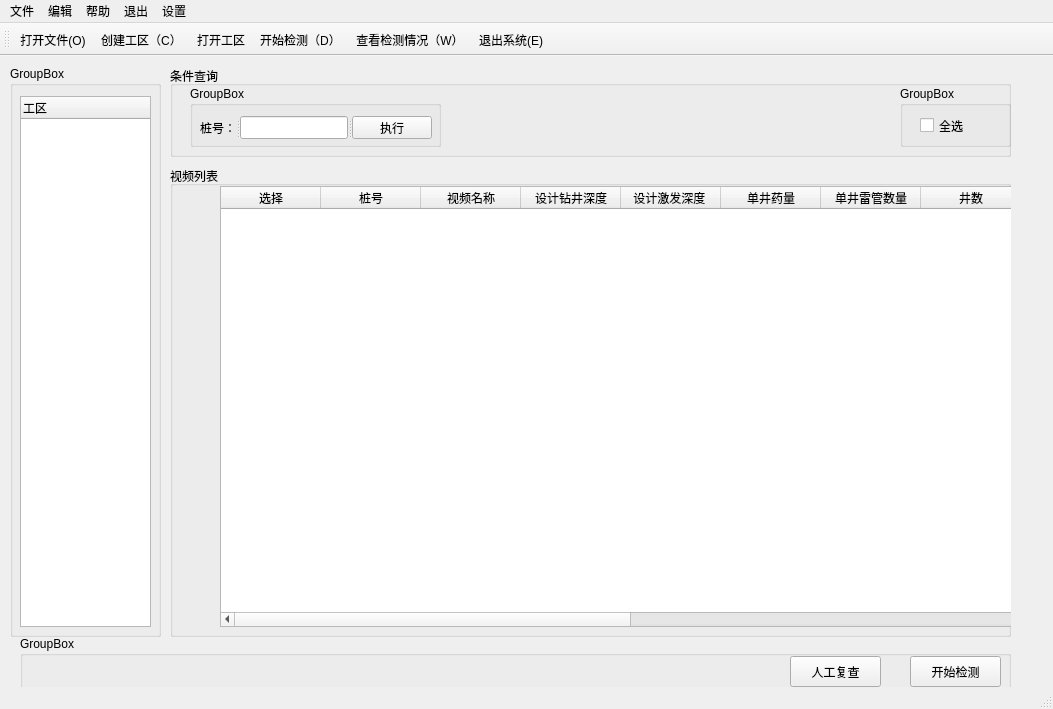
chenmengangzhiicanfly/RockProbeMaster, file mainwindow.ui: the form before one commit.
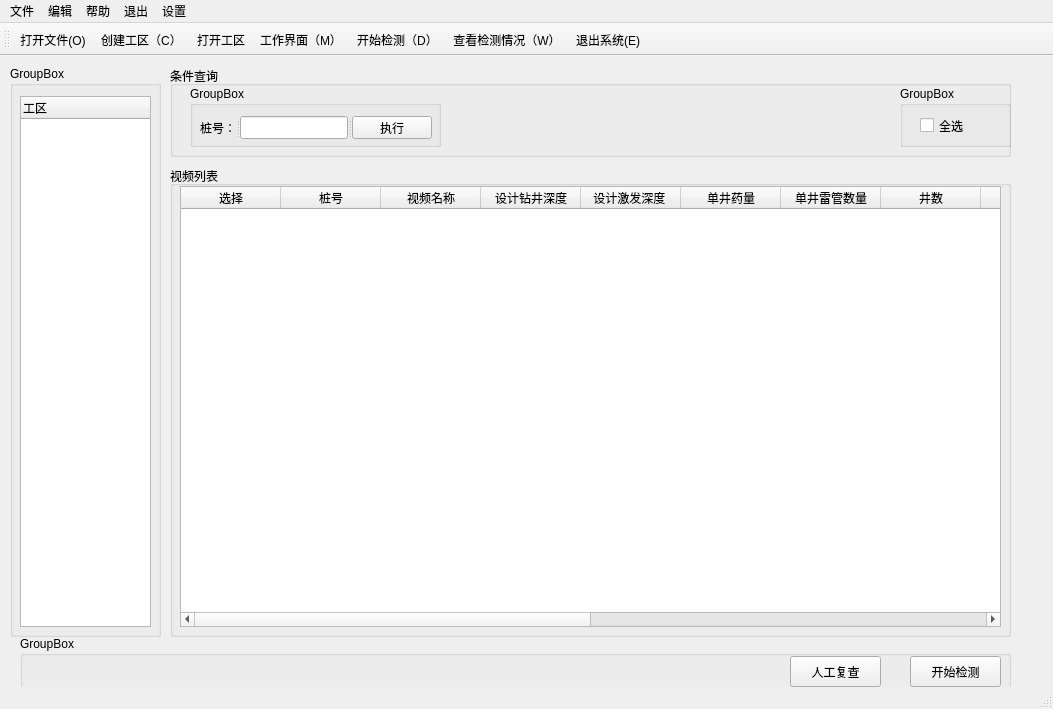
The form after the commit. Icons and pictures are not drawn.

The edit to the form file:
```diff
--- a/mainwindow.ui
+++ b/mainwindow.ui
@@ -19,7 +19,7 @@
      <rect>
       <x>10</x>
       <y>10</y>
-      <width>1031</width>
+      <width>1021</width>
       <height>651</height>
      </rect>
     </property>
@@ -704,7 +704,7 @@
       <widget class="QTableWidget" name="videoInfoTableWidget">
        <property name="geometry">
         <rect>
-         <x>50</x>
+         <x>10</x>
          <y>20</y>
          <width>821</width>
          <height>441</height>
@@ -895,6 +895,7 @@
    <addaction name="actionOpen"/>
    <addaction name="action_create"/>
    <addaction name="action_open_workspace"/>
+   <addaction name="action_main"/>
    <addaction name="action_D"/>
    <addaction name="actionWatch"/>
    <addaction name="actionExit"/>
@@ -970,6 +971,11 @@
     <string>检测器设置</string>
    </property>
   </action>
+  <action name="action_main">
+   <property name="text">
+    <string>工作界面（M）</string>
+   </property>
+  </action>
  </widget>
  <resources/>
  <connections/>
```
Left out of the diff: 2 changed lines with no effect on the pictures.
